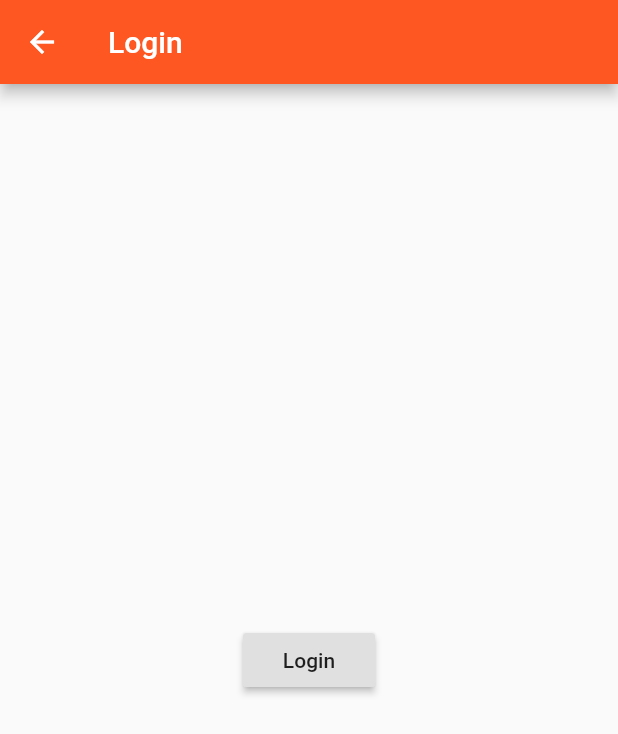
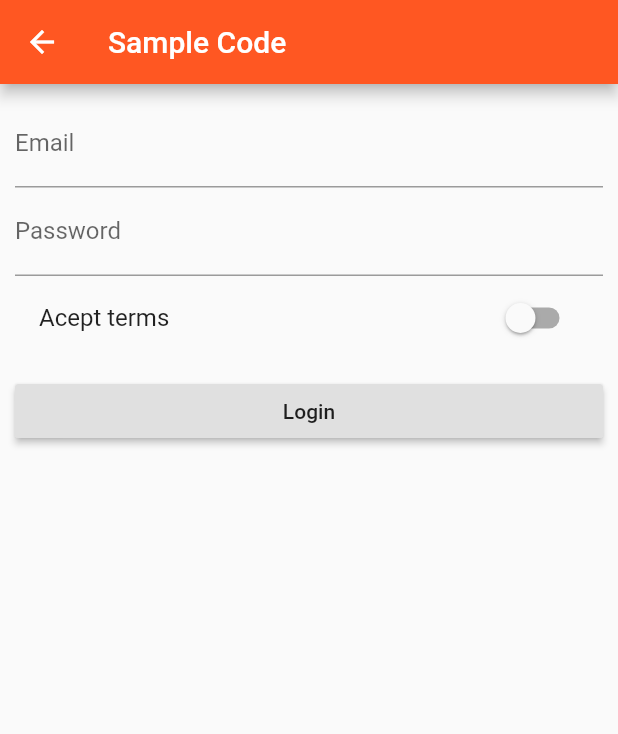
Before and after one commit to shyamanthawijesiri/flutterbookapp, a Flutter app: the AuthPage screen opened directly, on a phone screen of 412 x 824 dp. Shown: the top 734 px of the screen. Run offline on Flutter 3.47's test engine with Material 2 defaults, Android fonts, the phone set to English and light mode, and no system bars.

```diff
--- a/lib/main.dart
+++ b/lib/main.dart
@@ -39,10 +39,11 @@ class _MyAppState extends State<MyApp> {
           brightness: Brightness.light,
           primarySwatch: Colors.deepOrange,
           accentColor: Colors.deepPurple),
-      //home:AuthPage(),
+     // home:AuthPage(),
       routes: {
         '/': (BuildContext context) =>
-            ProductsPage(_product ),
+            //ProductsPage(_product ),
+            AuthPage(),
             // ProductsPage(_product,_addProduct, _deleteProduct),
         '/admin': (BuildContext context) => ProductsAdiminPage(_addProduct, _deleteProduct),
       },
--- a/lib/pages/auth.dart
+++ b/lib/pages/auth.dart
@@ -5,21 +5,63 @@ import 'package:flutter/material.dart';
 import '../product_manager.dart';
 import './products.dart';
 
-class AuthPage extends StatelessWidget {
+class AuthPage extends StatefulWidget {
+  @override
+  State<StatefulWidget> createState() {
+    // TODO: implement createState
+    return _AuthPageState();
+  }
+}
+
+class _AuthPageState extends State<AuthPage> {
+  String _email;
+  String _password;
+  bool _acceptTerms = false;
   @override
   Widget build(BuildContext context) {
     // TODO: implement build
     return Scaffold(
       appBar: AppBar(
-        title: Text('Login'),
+        title: const Text('Sample Code'),
       ),
-      body: Center(
-          child: RaisedButton(
-        child: Text('Login'),
-        onPressed: () {
-          Navigator.pushReplacementNamed(context, '/');
-        },
-      )),
+      body: Container(
+          margin: EdgeInsets.all(10.0),
+          child: ListView(
+            children: <Widget>[
+              TextField(
+                obscureText: true,
+                decoration: InputDecoration(
+                  labelText: 'Email',
+                ),
+                onChanged: (String value) {
+                  setState(() {
+                    _email = value;
+                  });
+                },
+              ),
+              TextField(
+                obscureText: true,
+                decoration: InputDecoration(
+                  labelText: 'Password',
+                ),
+                onChanged: (String value) {
+                  setState(() {
+                    _password = value;
+                  });
+                },
+              ),
+              SwitchListTile(
+                value: _acceptTerms,
+                onChanged: (bool value) {
+                  setState(() {
+                    _acceptTerms = value;
+                  });
+                },
+                title: Text('Acept terms')),
+              SizedBox(height: 10.0),
+              RaisedButton(child: Text('Login'), onPressed: () {})
+            ],
+          )),
     );
   }
 }
--- a/lib/pages/product_create.dart
+++ b/lib/pages/product_create.dart
@@ -51,8 +51,13 @@ double price;
           price = double.parse(value);
         });
       },),
+      SizedBox(
+        height: 10.0,
+      ),
       RaisedButton(
         child: Text('Save'),
+        color: Theme.of(context).accentColor,
+        textColor: Colors.white,
         onPressed: (){
         final Map<String, dynamic> product = {
             'title': titleValue,
@@ -61,6 +66,7 @@ double price;
             'image': 'assets/leaves.jpg'
         };
         widget.addProduct(product);
+        Navigator.pushReplacementNamed(context, '/');
       })
 
 
```
